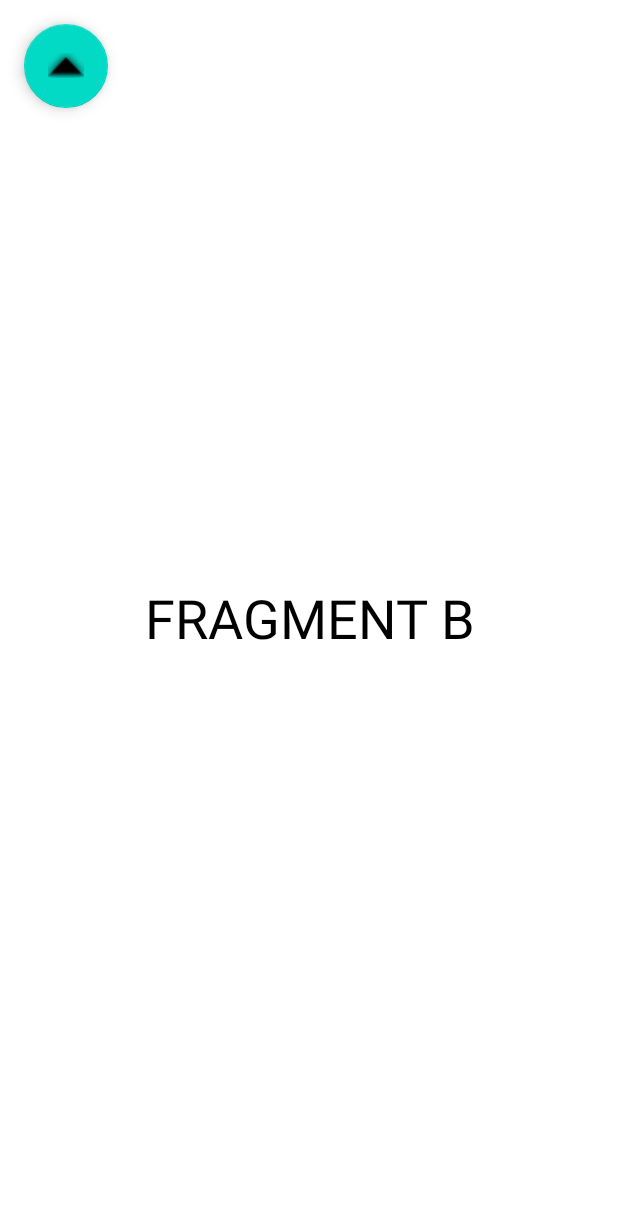
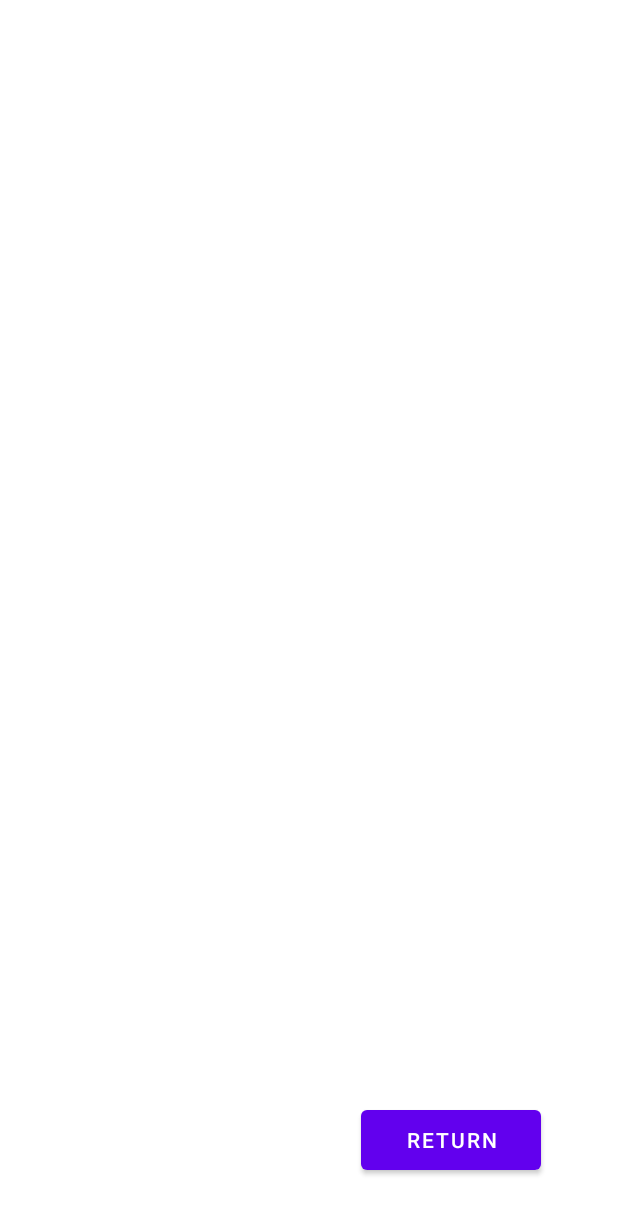
Before and after one commit to dszulik/PUM, an Android app: the layout fragment_detail.xml on its own in the app's theme, with its tools: preview values and no code run, on a phone screen of 412 x 824 dp. Shown: the top 1214 px of the screen. Run offline under Robolectric (Android 15) with nearby library versions, the phone set to English and light mode, and no system bars.

Commit message:
StudentCrime finished

```diff
--- /dev/null
+++ b/StudentCrime/app/src/main/res/drawable/border.xml
@@ -0,0 +1,5 @@
+<?xml version="1.0" encoding="utf-8"?>
+<shape xmlns:android="http://schemas.android.com/apk/res/android" android:shape="rectangle">
+    <padding android:left="10dp" android:right="10dp" android:top="10dp" android:bottom="10dp"/>
+    <stroke android:width="1dp" android:color="#000000"/>
+</shape>
--- a/StudentCrime/app/src/main/res/layout/crime_list_item.xml
+++ b/StudentCrime/app/src/main/res/layout/crime_list_item.xml
@@ -3,7 +3,8 @@
     android:layout_width="match_parent"
     android:layout_height="wrap_content"
     android:orientation="horizontal"
-    android:padding="1dp">
+    android:padding="1dp"
+    android:background="@drawable/border">
 
     <TextView
         android:id="@+id/title"
--- a/StudentCrime/app/src/main/res/layout/fragment_detail.xml
+++ b/StudentCrime/app/src/main/res/layout/fragment_detail.xml
@@ -1,26 +1,65 @@
 <?xml version="1.0" encoding="utf-8"?>
-<FrameLayout xmlns:android="http://schemas.android.com/apk/res/android"
+<androidx.constraintlayout.widget.ConstraintLayout xmlns:android="http://schemas.android.com/apk/res/android"
+    xmlns:app="http://schemas.android.com/apk/res-auto"
     xmlns:tools="http://schemas.android.com/tools"
     android:layout_width="match_parent"
     android:layout_height="match_parent"
     tools:context=".DetailFragment">
 
     <TextView
-        android:id="@+id/textViewB"
-        android:layout_width="match_parent"
-        android:layout_height="match_parent"
-        android:text="FRAGMENT B"
-        android:textColor="@color/black"
-        android:textSize="36sp"
-        android:layout_gravity="center_horizontal"
-        android:gravity="center"/>
-
-    <com.google.android.material.floatingactionbutton.FloatingActionButton
-        android:id="@+id/fabB"
+        android:id="@+id/detailTitle"
         android:layout_width="wrap_content"
         android:layout_height="wrap_content"
-        android:layout_margin="16dp"
-        android:clickable="true"
-        android:src="@android:drawable/arrow_up_float"
-        android:contentDescription="FAB" />
-</FrameLayout>
+        android:layout_marginTop="64dp"
+        android:textSize="34sp"
+        android:textStyle="bold"
+        app:layout_constraintEnd_toEndOf="parent"
+        app:layout_constraintStart_toStartOf="parent"
+        app:layout_constraintTop_toTopOf="parent" />
+
+    <TextView
+        android:id="@+id/detailStudentIndex"
+        android:layout_width="wrap_content"
+        android:layout_height="40dp"
+        android:textSize="24sp"
+        app:layout_constraintBottom_toTopOf="@+id/detailContent"
+        app:layout_constraintEnd_toEndOf="parent"
+        app:layout_constraintStart_toStartOf="parent"
+        app:layout_constraintTop_toBottomOf="@+id/detailTitle"/>
+
+    <TextView
+        android:id="@+id/detailContent"
+        android:layout_width="wrap_content"
+        android:layout_height="wrap_content"
+        android:layout_marginTop="120dp"
+        android:textSize="24sp"
+        android:layout_marginStart="20dp"
+        android:layout_marginEnd="20dp"
+        app:layout_constraintEnd_toEndOf="parent"
+        app:layout_constraintHorizontal_bias="0.498"
+        app:layout_constraintStart_toStartOf="@+id/detailStudentIndex"
+        app:layout_constraintTop_toBottomOf="@+id/detailTitle" />
+
+    <TextView
+        android:id="@+id/detailIsSolved"
+        android:layout_width="wrap_content"
+        android:layout_height="wrap_content"
+        android:layout_marginTop="40dp"
+        android:textSize="24sp"
+        app:layout_constraintEnd_toEndOf="parent"
+        app:layout_constraintStart_toStartOf="parent"
+        app:layout_constraintTop_toBottomOf="@+id/detailContent" />
+
+    <Button
+        android:id="@+id/detailReturnButton"
+        android:layout_width="120dp"
+        android:layout_height="52dp"
+        android:text="Return"
+        app:layout_constraintBottom_toBottomOf="parent"
+        app:layout_constraintEnd_toEndOf="parent"
+        app:layout_constraintHorizontal_bias="0.824"
+        app:layout_constraintStart_toStartOf="parent"
+        app:layout_constraintTop_toTopOf="parent"
+        app:layout_constraintVertical_bias="0.951" />
+
+</androidx.constraintlayout.widget.ConstraintLayout>
```
Also changed, not shown: StudentCrime/app/src/main/java/com/example/studentcrime/CrimeListAdapter.kt (+24 -6 lines), StudentCrime/app/src/main/java/com/example/studentcrime/DetailFragment.kt (+8 -4 lines), StudentCrime/app/src/main/java/com/example/studentcrime/ListFragment.kt (+20 -11 lines), StudentCrime/app/src/main/res/layout/fragment_list.xml (+0 -19 lines).
